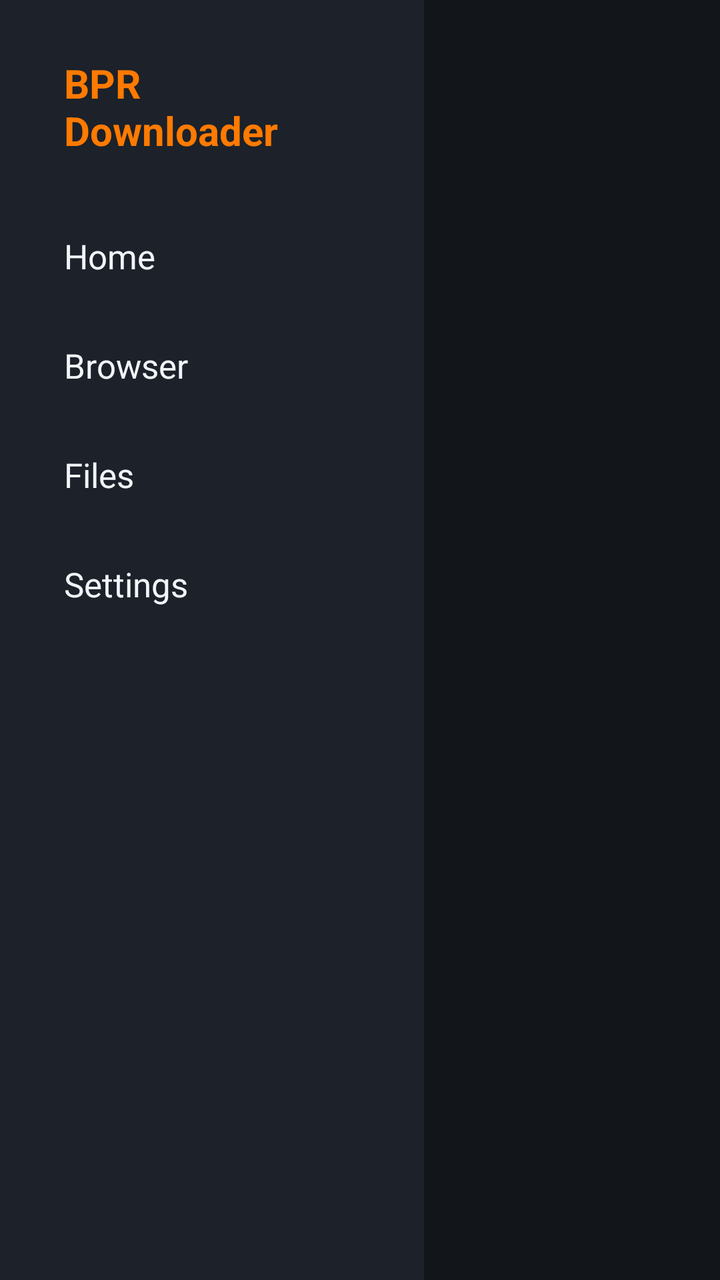
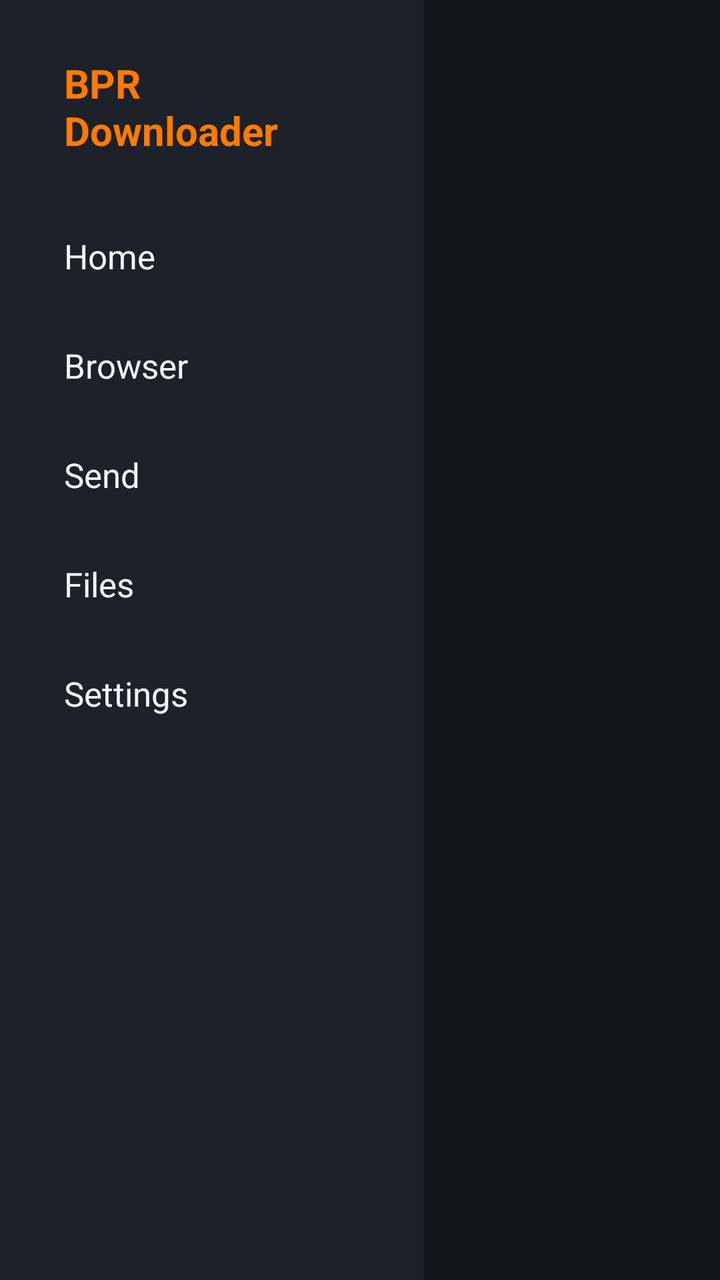

Screens rendered from an Android XML layout before and after an edit, with the pre-edit source and the edit as a unified diff.
<!-- AndroidManifest.xml: application theme Theme.BPRDownloader -->
<!-- res/layout/activity_main.xml -->
<?xml version="1.0" encoding="utf-8"?>
<LinearLayout xmlns:android="http://schemas.android.com/apk/res/android"
    android:layout_width="match_parent"
    android:layout_height="match_parent"
    android:background="@color/bg"
    android:orientation="horizontal">

    <LinearLayout
        android:layout_width="212dp"
        android:layout_height="match_parent"
        android:background="@color/bg_raised"
        android:orientation="vertical"
        android:paddingStart="12dp"
        android:paddingEnd="12dp"
        android:paddingTop="28dp"
        android:paddingBottom="20dp">

        <TextView
            android:layout_width="match_parent"
            android:layout_height="wrap_content"
            android:paddingStart="20dp"
            android:paddingEnd="20dp"
            android:paddingBottom="24dp"
            android:text="@string/app_name"
            android:textColor="@color/orange"
            android:textSize="20sp"
            android:textStyle="bold" />

        <TextView
            android:id="@+id/navHome"
            style="@style/NavButton"
            android:text="@string/nav_home" />

        <TextView
            android:id="@+id/navBrowser"
            style="@style/NavButton"
            android:layout_marginTop="4dp"
            android:text="@string/nav_browser" />

        <TextView
            android:id="@+id/navFiles"
            style="@style/NavButton"
            android:layout_marginTop="4dp"
            android:text="@string/nav_files" />

        <TextView
            android:id="@+id/navSettings"
            style="@style/NavButton"
            android:layout_marginTop="4dp"
            android:text="@string/nav_settings" />

        <View
            android:layout_width="match_parent"
            android:layout_height="0dp"
            android:layout_weight="1" />

        <TextView
            android:id="@+id/versionLabel"
            android:layout_width="match_parent"
            android:layout_height="wrap_content"
            android:paddingStart="20dp"
            android:paddingEnd="20dp"
            android:textColor="@color/text_secondary"
            android:textSize="12sp" />
    </LinearLayout>

    <LinearLayout
        android:layout_width="0dp"
        android:layout_height="match_parent"
        android:layout_weight="1"
        android:orientation="vertical">

        <FrameLayout
            android:id="@+id/container"
            android:layout_width="match_parent"
            android:layout_height="0dp"
            android:layout_weight="1" />

        <LinearLayout
            android:id="@+id/statusBar"
            android:layout_width="match_parent"
            android:layout_height="wrap_content"
            android:background="@color/bg_raised"
            android:orientation="vertical"
            android:paddingStart="28dp"
            android:paddingEnd="28dp"
            android:paddingTop="10dp"
            android:paddingBottom="12dp"
            android:visibility="gone">

            <TextView
                android:id="@+id/statusText"
                android:layout_width="match_parent"
                android:layout_height="wrap_content"
                android:textColor="@color/text_primary"
                android:textSize="14sp" />

            <ProgressBar
                android:id="@+id/statusProgress"
                style="?android:attr/progressBarStyleHorizontal"
                android:layout_width="match_parent"
                android:layout_height="wrap_content"
                android:layout_marginTop="6dp"
                android:max="100" />
        </LinearLayout>
    </LinearLayout>
</LinearLayout>
<!-- resources referenced by this layout -->
<resources>
  <color name="bg">#12151A</color>
  <color name="bg_raised">#1C212A</color>
  <color name="orange">#FF7A00</color>
  <color name="text_primary">#F2F5F8</color>
  <color name="text_secondary">#9AA6B4</color>
  <string name="app_name">BPR Downloader</string>
  <string name="nav_browser">Browser</string>
  <string name="nav_files">Files</string>
  <string name="nav_home">Home</string>
  <string name="nav_settings">Settings</string>
  <style name="NavButton">
          <item name="android:layout_width">match_parent</item>
          <item name="android:layout_height">wrap_content</item>
          <item name="android:background">@drawable/bg_nav_item</item>
          <item name="android:focusable">true</item>
          <item name="android:clickable">true</item>
          <item name="android:gravity">center_vertical</item>
          <item name="android:paddingStart">20dp</item>
          <item name="android:paddingEnd">20dp</item>
          <item name="android:paddingTop">14dp</item>
          <item name="android:paddingBottom">14dp</item>
          <item name="android:textColor">@color/text_primary</item>
          <item name="android:textSize">17sp</item>
      </style>
  <style name="Theme.BPRDownloader" parent="Theme.MaterialComponents.NoActionBar">
          <item name="colorPrimary">@color/orange</item>
          <item name="colorPrimaryVariant">@color/orange_dark</item>
          <item name="colorAccent">@color/orange</item>
          <item name="colorSecondary">@color/orange</item>
          <item name="android:colorBackground">@color/bg</item>
          <item name="android:textColorPrimary">@color/text_primary</item>
          <item name="android:textColorSecondary">@color/text_secondary</item>
          <item name="android:statusBarColor" tools:targetApi="21">@color/bg</item>
          <item name="android:windowBackground">@color/bg</item>
      </style>
  <!-- drawable bg_nav_item (drawable) -->
  <?xml version="1.0" encoding="utf-8"?>
  <selector xmlns:android="http://schemas.android.com/apk/res/android">
      <item android:state_focused="true">
          <shape android:shape="rectangle">
              <solid android:color="@color/orange" />
              <corners android:radius="6dp" />
          </shape>
      </item>
      <item android:state_selected="true">
          <shape android:shape="rectangle">
              <solid android:color="@color/bg_focus" />
              <corners android:radius="6dp" />
          </shape>
      </item>
      <item>
          <shape android:shape="rectangle">
              <solid android:color="@android:color/transparent" />
              <corners android:radius="6dp" />
          </shape>
      </item>
  </selector>
  <color name="orange_dark">#C25A00</color>
  <color name="bg_focus">#2E3846</color>
</resources>

<!-- the commit's change to res/layout/activity_main.xml (unified diff, before → after) -->
@@ -36,6 +36,12 @@
             style="@style/NavButton"
             android:layout_marginTop="4dp"
             android:text="@string/nav_browser" />
+
+        <TextView
+            android:id="@+id/navSend"
+            style="@style/NavButton"
+            android:layout_marginTop="4dp"
+            android:text="@string/nav_send" />
 
         <TextView
             android:id="@+id/navFiles"
<!-- resource entries referenced after the edit -->
@@ -9,6 +9,7 @@
   <string name="nav_browser">Browser</string>
   <string name="nav_files">Files</string>
   <string name="nav_home">Home</string>
+  <string name="nav_send">Send</string>
   <string name="nav_settings">Settings</string>
   <style name="NavButton">
           <item name="android:layout_width">match_parent</item>
